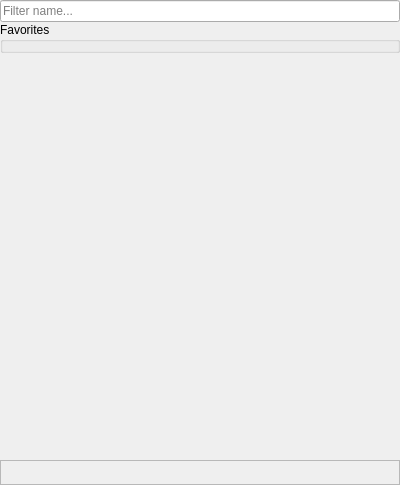
Qt form software/talipot/designer/AlgorithmRunner.ui (anlambert/tulip) before a commit.
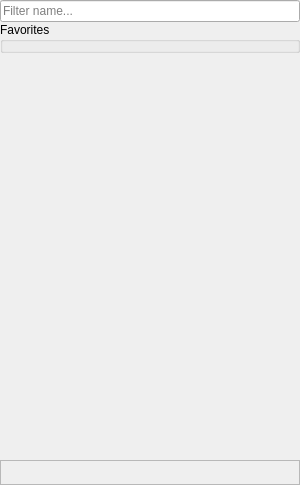
The same form after that commit. Custom widgets are drawn as their Qt base class.

Commit message:
software/AlgorithmRunner: Elide algorithm button texts when resizing
In order to be able to reduce sidebar width while keeping the plugin language
and favorite icons visible in the Algorithms panel, elide text of algorithm
buttons when resizing.

Patch:
```diff
--- a/software/talipot/designer/AlgorithmRunner.ui
+++ b/software/talipot/designer/AlgorithmRunner.ui
@@ -6,13 +6,13 @@
    <rect>
     <x>0</x>
     <y>0</y>
-    <width>400</width>
+    <width>300</width>
     <height>485</height>
    </rect>
   </property>
   <property name="minimumSize">
    <size>
-    <width>400</width>
+    <width>300</width>
     <height>0</height>
    </size>
   </property>
@@ -96,7 +96,7 @@
        <rect>
         <x>0</x>
         <y>0</y>
-        <width>400</width>
+        <width>300</width>
         <height>410</height>
        </rect>
       </property>
```
The commit also changes 6 other files.
